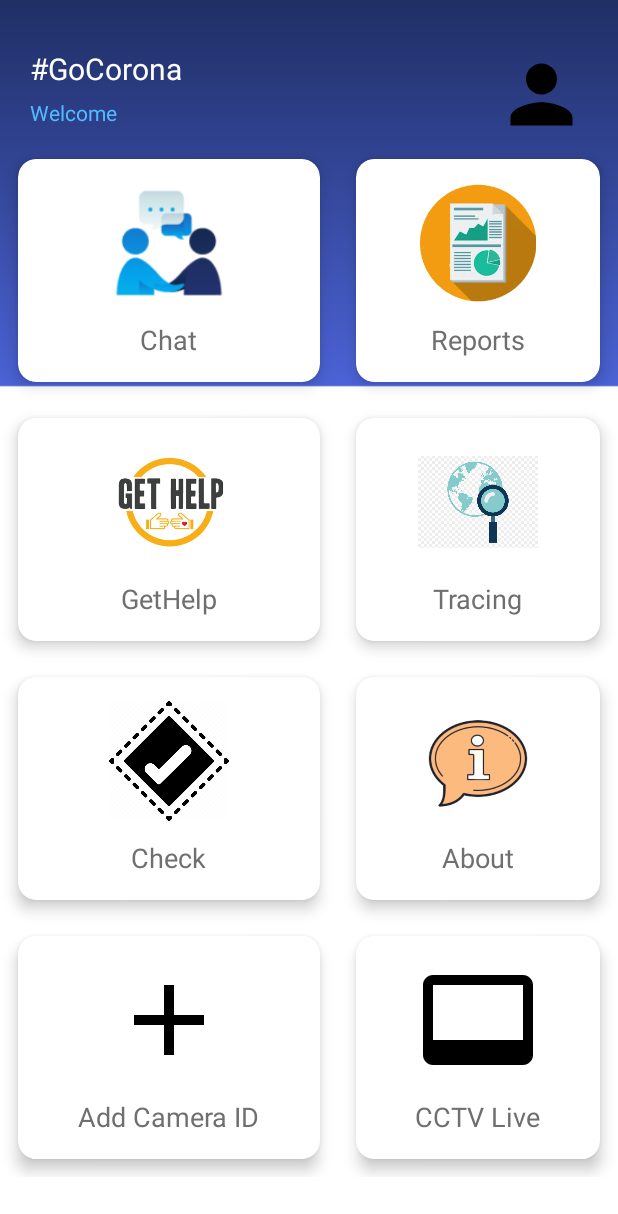
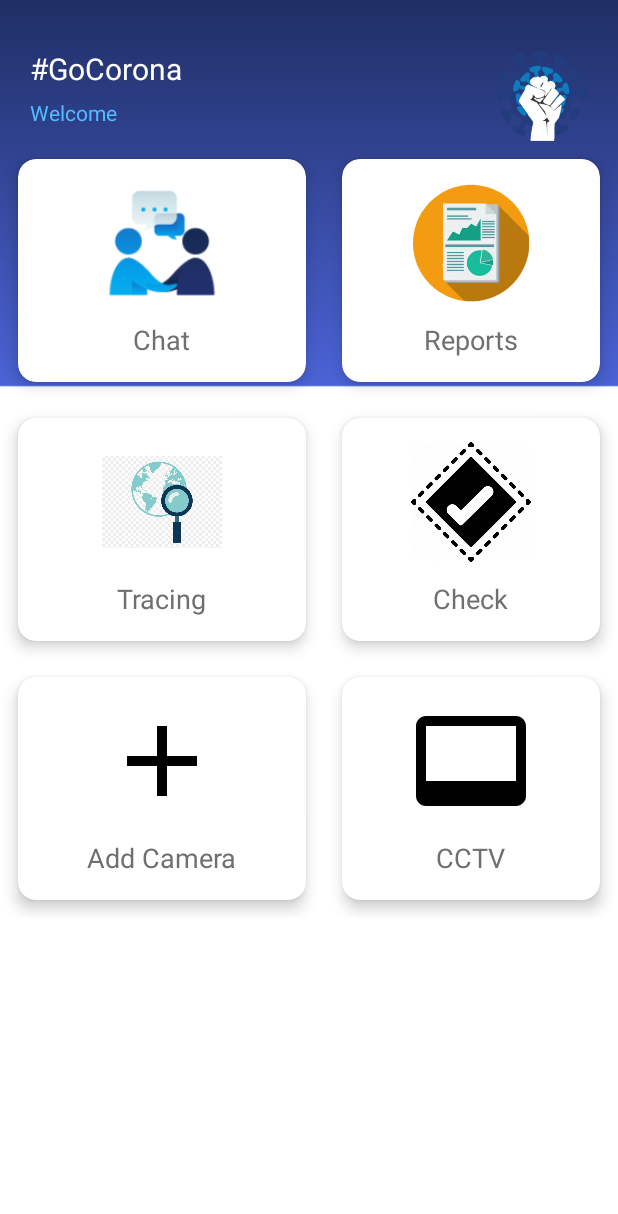
Before and after one commit to Khushaliketan/GoCorona, an Android app: the screen it shows after launch (MainActivity), on a phone screen of 412 x 824 dp. Shown: the top 1214 px of the screen. Run offline under Robolectric (Android 15) with nearby library versions, the phone set to English and light mode, and no system bars.

Commit message:
Add files via upload

```diff
--- a/app/src/main/AndroidManifest.xml
+++ b/app/src/main/AndroidManifest.xml
@@ -12,7 +12,8 @@
         android:label="@string/app_name"
         android:roundIcon="@drawable/icon1"
         android:supportsRtl="true"
-        android:theme="@style/AppTheme">
+        android:theme="@style/AppTheme"
+        android:usesCleartextTraffic="true">
         <activity android:name=".CCTVweb"></activity>
         <activity android:name=".cctv" />
         <activity android:name=".AddCamera" />
--- a/app/src/main/java/com/example/gocorona/MainActivity.java
+++ b/app/src/main/java/com/example/gocorona/MainActivity.java
@@ -23,22 +23,22 @@ public class MainActivity extends AppCompatActivity {
         gettraceduser=findViewById(R.id.getTraced);
         getreportsbtn=findViewById(R.id.getReportsButton);
         getchatbtn=findViewById(R.id.chatButton);
-        gethelpbtn=findViewById(R.id.helpButton);
-        getaboutbtn=findViewById(R.id.aboutButton);
+       // gethelpbtn=findViewById(R.id.helpButton);
+        //getaboutbtn=findViewById(R.id.aboutButton);
         setcameraIDbtn = findViewById(R.id.addcamera);
         getfootagebtn = findViewById(R.id.getfootage);
 
         traceFunction();
         reportsFunctions();
         chatFunction();
-        helpFunction();
-        aboutFunction();
-        setcameraID();
-        getfootage();
+        //helpFunction();
+        //aboutFunction();
+        setCameraID();
+        getFootage();
     }
 
 
-    private void getfootage(){
+    private void getFootage(){
         getfootagebtn.setOnClickListener(new View.OnClickListener() {
             @Override
             public void onClick(View v) {
@@ -51,7 +51,7 @@ public class MainActivity extends AppCompatActivity {
     }
 
 
-    private void setcameraID(){
+    private void setCameraID(){
         setcameraIDbtn.setOnClickListener(new View.OnClickListener() {
             @Override
             public void onClick(View v) {
@@ -162,13 +162,13 @@ public class MainActivity extends AppCompatActivity {
         startActivity(i);
     }
 
-    public void getHelpFunctionText(View view) {
-        Intent i=new Intent(getApplicationContext(),GetHelp.class);
-        startActivity(i);
-    }
+//    public void getHelpFunctionText(View view) {
+//        Intent i=new Intent(getApplicationContext(),GetHelp.class);
+//        startActivity(i);
+//    }
 
-    public void getAboutFunctionText(View view) {
-        Intent i=new Intent(getApplicationContext(),About.class);
-        startActivity(i);
-    }
+//    public void getAboutFunctionText(View view) {
+//        Intent i=new Intent(getApplicationContext(),About.class);
+//        startActivity(i);
+//    }
 }
--- a/app/src/main/java/com/example/gocorona/cctv.java
+++ b/app/src/main/java/com/example/gocorona/cctv.java
@@ -38,7 +38,7 @@ public class cctv extends AppCompatActivity {
         if(c.getCount()>0){
             String x="";
             while(c.moveToNext()){
-                cameraList.add(c.getString(0)+"-"+c.getString(1));
+                cameraList.add(c.getString(1));
             }
             ArrayAdapter arrayAdapter=new ArrayAdapter(this,R.layout.textview,cameraList);
             cameralist.setAdapter(arrayAdapter);
@@ -47,7 +47,7 @@ public class cctv extends AppCompatActivity {
         cameralist.setOnItemClickListener(new AdapterView.OnItemClickListener() {
             @Override
             public void onItemClick(AdapterView<?> parent, View view, int position, long id) {
-               Intent i = new Intent(getApplicationContext(),CCTVweb.class);
+               Intent i = new Intent(getApplicationContext(),WebsiteView.class);
                 i.putExtra("url", String.valueOf(parent.getItemAtPosition(position)));
                 startActivity(i);
                 Toast.makeText(getApplicationContext(),String.valueOf(parent.getItemAtPosition(position)),Toast.LENGTH_LONG).show();
--- a/app/src/main/res/layout/activity_main.xml
+++ b/app/src/main/res/layout/activity_main.xml
@@ -40,7 +40,7 @@
                 />
 
             <ImageView
-                android:src="@drawable/ic_person"
+                android:src="@drawable/icon1"
                 android:layout_alignParentRight="true"
                 android:layout_width="62dp"
                 android:layout_height="62dp" />
@@ -134,43 +134,43 @@
 
             </androidx.cardview.widget.CardView>
 
-            <androidx.cardview.widget.CardView
-                android:layout_width="wrap_content"
-                android:layout_height="wrap_content"
-                android:layout_columnWeight="1"
-                android:layout_rowWeight="1"
-                app:cardElevation="6dp"
-                app:cardCornerRadius="12dp"
-                android:layout_margin="12dp"
-                >
+<!--            <androidx.cardview.widget.CardView-->
+<!--                android:layout_width="wrap_content"-->
+<!--                android:layout_height="wrap_content"-->
+<!--                android:layout_columnWeight="1"-->
+<!--                android:layout_rowWeight="1"-->
+<!--                app:cardElevation="6dp"-->
+<!--                app:cardCornerRadius="12dp"-->
+<!--                android:layout_margin="12dp"-->
+<!--                >-->
 
-                <LinearLayout
-                    android:orientation="vertical"
-                    android:layout_width="match_parent"
-                    android:layout_height="match_parent"
-                    android:padding="16dp"
-                    android:gravity="center"
-                    >
+<!--                <LinearLayout-->
+<!--                    android:orientation="vertical"-->
+<!--                    android:layout_width="match_parent"-->
+<!--                    android:layout_height="match_parent"-->
+<!--                    android:padding="16dp"-->
+<!--                    android:gravity="center"-->
+<!--                    >-->
 
-                    <ImageView
-                        android:layout_width="80dp"
-                        android:layout_height="80dp"
-                        android:src="@drawable/gethelp"
-                        android:id="@+id/helpButton"/>
+<!--                    <ImageView-->
+<!--                        android:layout_width="80dp"-->
+<!--                        android:layout_height="80dp"-->
+<!--                        android:src="@drawable/gethelp"-->
+<!--                        android:id="@+id/helpButton"/>-->
 
-                    <TextView
-                        android:layout_width="wrap_content"
-                        android:layout_height="wrap_content"
-                        android:text="GetHelp"
-                        android:textSize="18sp"
-                        android:textColor="#6f6f6f"
-                        android:layout_marginTop="12dp"
-                        android:onClick="getHelpFunctionText"/>
+<!--                    <TextView-->
+<!--                        android:layout_width="wrap_content"-->
+<!--                        android:layout_height="wrap_content"-->
+<!--                        android:text="GetHelp"-->
+<!--                        android:textSize="18sp"-->
+<!--                        android:textColor="#6f6f6f"-->
+<!--                        android:layout_marginTop="12dp"-->
+<!--                        android:onClick="getHelpFunctionText"/>-->
 
-                </LinearLayout>
+<!--                </LinearLayout>-->
 
 
-            </androidx.cardview.widget.CardView>
+<!--            </androidx.cardview.widget.CardView>-->
 
            <!-- <androidx.cardview.widget.CardView
                 android:layout_width="wrap_content"
@@ -287,43 +287,43 @@
 
             </androidx.cardview.widget.CardView>
 
-            <androidx.cardview.widget.CardView
-                android:layout_width="wrap_content"
-                android:layout_height="wrap_content"
-                android:layout_columnWeight="1"
-                android:layout_rowWeight="1"
-                app:cardElevation="6dp"
-                app:cardCornerRadius="12dp"
-                android:layout_margin="12dp"
-                >
+<!--            <androidx.cardview.widget.CardView-->
+<!--                android:layout_width="wrap_content"-->
+<!--                android:layout_height="wrap_content"-->
+<!--                android:layout_columnWeight="1"-->
+<!--                android:layout_rowWeight="1"-->
+<!--                app:cardElevation="6dp"-->
+<!--                app:cardCornerRadius="12dp"-->
+<!--                android:layout_margin="12dp"-->
+<!--                >-->
 
-                <LinearLayout
-                    android:orientation="vertical"
-                    android:layout_width="match_parent"
-                    android:layout_height="match_parent"
-                    android:padding="16dp"
-                    android:gravity="center"
-                    >
+<!--                <LinearLayout-->
+<!--                    android:orientation="vertical"-->
+<!--                    android:layout_width="match_parent"-->
+<!--                    android:layout_height="match_parent"-->
+<!--                    android:padding="16dp"-->
+<!--                    android:gravity="center"-->
+<!--                    >-->
 
-                    <ImageView
-                        android:layout_width="80dp"
-                        android:layout_height="80dp"
-                        android:src="@drawable/about"
-                        android:id="@+id/aboutButton"/>
+<!--                    <ImageView-->
+<!--                        android:layout_width="80dp"-->
+<!--                        android:layout_height="80dp"-->
+<!--                        android:src="@drawable/about"-->
+<!--                        android:id="@+id/aboutButton"/>-->
 
-                    <TextView
-                        android:layout_width="wrap_content"
-                        android:layout_height="wrap_content"
-                        android:text="About"
-                        android:textSize="18sp"
-                        android:textColor="#6f6f6f"
-                        android:layout_marginTop="12dp"
-                        android:onClick="getAboutFunctionText"/>
+<!--                    <TextView-->
+<!--                        android:layout_width="wrap_content"-->
+<!--                        android:layout_height="wrap_content"-->
+<!--                        android:text="About"-->
+<!--                        android:textSize="18sp"-->
+<!--                        android:textColor="#6f6f6f"-->
+<!--                        android:layout_marginTop="12dp"-->
+<!--                        android:onClick="getAboutFunctionText"/>-->
 
-                </LinearLayout>
+<!--                </LinearLayout>-->
 
 
-            </androidx.cardview.widget.CardView>
+<!--            </androidx.cardview.widget.CardView>-->
 
 
 
@@ -354,7 +354,7 @@
                     <TextView
                         android:layout_width="wrap_content"
                         android:layout_height="wrap_content"
-                        android:text="Add Camera ID"
+                        android:text="Add Camera"
                         android:textSize="18sp"
                         android:textColor="#6f6f6f"
                         android:layout_marginTop="12dp"
@@ -394,7 +394,7 @@
                     <TextView
                         android:layout_width="wrap_content"
                         android:layout_height="wrap_content"
-                        android:text="CCTV Live"
+                        android:text="CCTV"
                         android:textSize="18sp"
                         android:textColor="#6f6f6f"
                         android:layout_marginTop="12dp"
```
